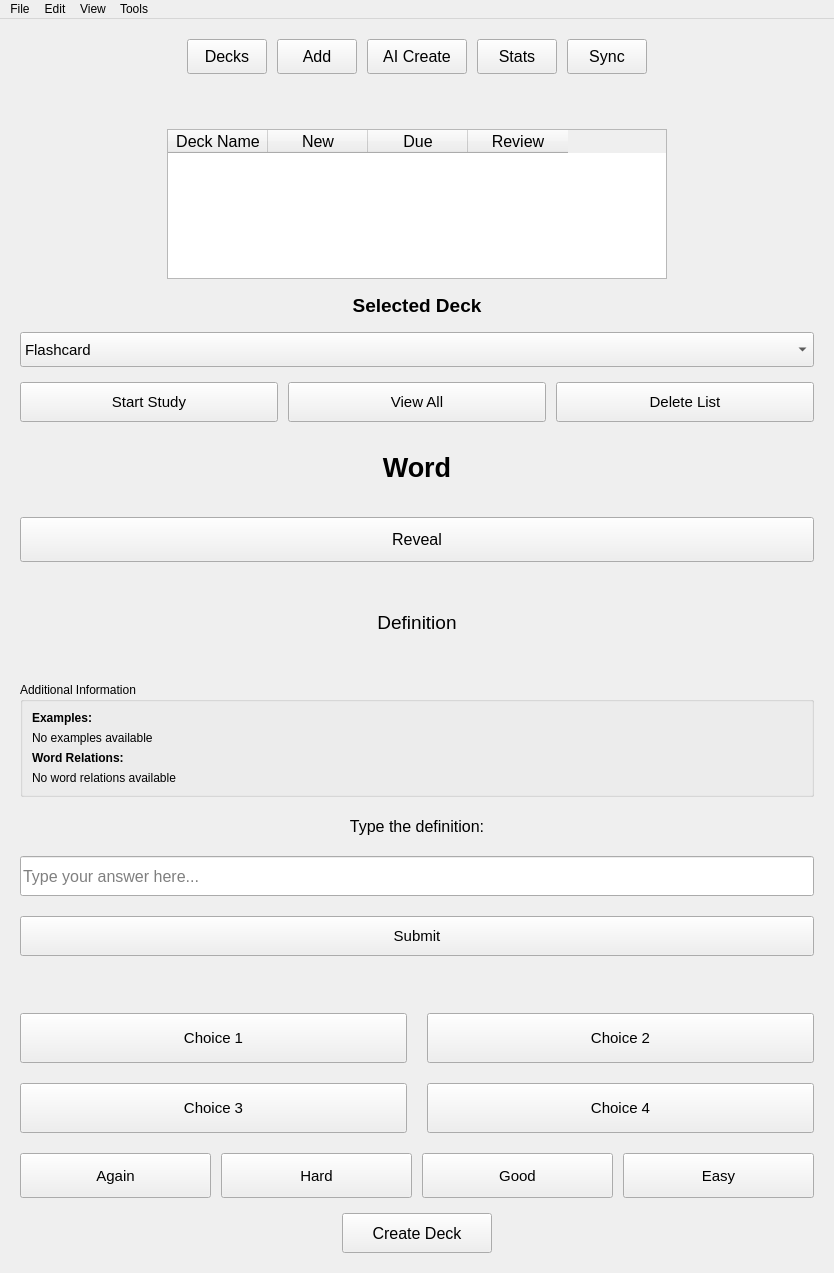
Qt form Development/Source_Code/mainwindow.ui (TheSizzlingDefense/IA_Project) before a commit.
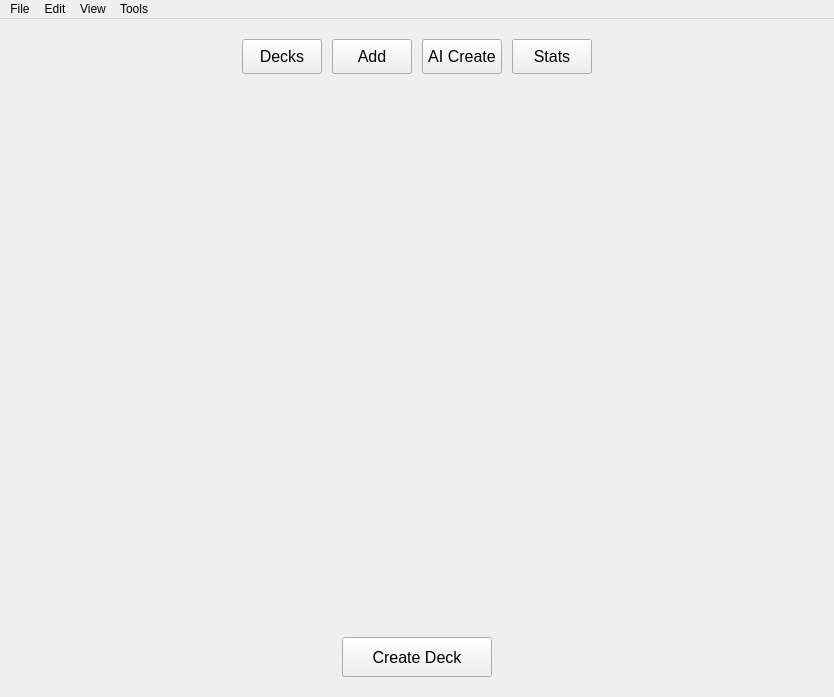
The same form after that commit.

```diff
--- a/Development/Source_Code/mainwindow.ui
+++ b/Development/Source_Code/mainwindow.ui
@@ -13,12 +13,6 @@
     <height>697</height>
    </rect>
   </property>
-  <property name="minimumSize">
-   <size>
-    <width>0</width>
-    <height>0</height>
-   </size>
-  </property>
   <property name="windowTitle">
    <string>MainWindow</string>
   </property>
@@ -40,14 +34,12 @@
      <number>20</number>
     </property>
     <item>
-     <layout class="QVBoxLayout" name="veretical_layout_top">
-      <item>
-       <layout class="QHBoxLayout" name="horizontal_layout_top">
+     <layout class="QHBoxLayout" name="topButtonsLayout">
         <property name="spacing">
          <number>10</number>
         </property>
         <item>
-         <spacer name="horizontal_spacer_top_left">
+       <spacer name="horizontalSpacer_left">
           <property name="orientation">
            <enum>Qt::Orientation::Horizontal</enum>
           </property>
@@ -59,7 +51,7 @@
           </property>
          </spacer>
         </item>
-        <item alignment="Qt::AlignmentFlag::AlignTop">
+      <item>
          <widget class="QPushButton" name="listDecks">
           <property name="minimumSize">
            <size>
@@ -77,7 +69,7 @@
           </property>
          </widget>
         </item>
-        <item alignment="Qt::AlignmentFlag::AlignTop">
+      <item>
          <widget class="QPushButton" name="addWord">
           <property name="minimumSize">
            <size>
@@ -95,11 +87,11 @@
           </property>
          </widget>
         </item>
-        <item alignment="Qt::AlignmentFlag::AlignTop">
+      <item>
          <widget class="QPushButton" name="aiCreate">
           <property name="minimumSize">
            <size>
-            <width>100</width>
+          <width>80</width>
             <height>35</height>
            </size>
           </property>
@@ -113,7 +105,7 @@
           </property>
          </widget>
         </item>
-        <item alignment="Qt::AlignmentFlag::AlignTop">
+      <item>
          <widget class="QPushButton" name="showStats">
           <property name="minimumSize">
            <size>
@@ -131,26 +123,65 @@
           </property>
          </widget>
         </item>
-        <item alignment="Qt::AlignmentFlag::AlignTop">
-         <widget class="QPushButton" name="syncWords">
-          <property name="minimumSize">
+      <item>
+       <spacer name="horizontalSpacer_right">
+        <property name="orientation">
+         <enum>Qt::Orientation::Horizontal</enum>
+        </property>
+        <property name="sizeHint" stdset="0">
            <size>
-            <width>80</width>
-            <height>35</height>
-           </size>
-          </property>
-          <property name="font">
-           <font>
-            <pointsize>12</pointsize>
-           </font>
-          </property>
-          <property name="text">
-           <string>Sync</string>
-          </property>
+          <width>40</width>
+          <height>20</height>
+         </size>
+        </property>
+       </spacer>
+      </item>
+     </layout>
+    </item>
+    <item>
+     <layout class="QHBoxLayout" name="deckListHorizontalLayout">
+      <item>
+       <spacer name="deckListLeftSpacer">
+        <property name="orientation">
+         <enum>Qt::Orientation::Horizontal</enum>
+        </property>
+        <property name="sizeHint" stdset="0">
+         <size>
+          <width>40</width>
+          <height>20</height>
+         </size>
+        </property>
+       </spacer>
+      </item>
+      <item>
+       <widget class="QWidget" name="deckListContainer" native="true">
+        <property name="sizePolicy">
+         <sizepolicy hsizetype="Expanding" vsizetype="Minimum">
+          <horstretch>0</horstretch>
+          <verstretch>0</verstretch>
+         </sizepolicy>
+        </property>
+        <layout class="QVBoxLayout" name="deckListLayout">
+         <property name="spacing">
+          <number>0</number>
+         </property>
+         <property name="leftMargin">
+          <number>0</number>
+         </property>
+         <property name="topMargin">
+          <number>0</number>
+         </property>
+         <property name="rightMargin">
+          <number>0</number>
+         </property>
+         <property name="bottomMargin">
+          <number>0</number>
+         </property>
+        </layout>
          </widget>
         </item>
         <item>
-         <spacer name="horizontal_spacer_top_right">
+       <spacer name="deckListRightSpacer">
           <property name="orientation">
            <enum>Qt::Orientation::Horizontal</enum>
           </property>
@@ -164,15 +195,115 @@
         </item>
        </layout>
       </item>
-     </layout>
+    <item>
+     <layout class="QHBoxLayout" name="modeSelectorHorizontalLayout">
+      <item>
+       <spacer name="modeSelectorLeftSpacer">
+        <property name="orientation">
+         <enum>Qt::Orientation::Horizontal</enum>
+        </property>
+        <property name="sizeHint" stdset="0">
+         <size>
+          <width>40</width>
+          <height>20</height>
+         </size>
+        </property>
+       </spacer>
+      </item>
+      <item>
+       <widget class="QWidget" name="modeSelectorContainer" native="true">
+        <layout class="QVBoxLayout" name="modeSelectorLayout">
+         <property name="spacing">
+          <number>0</number>
+         </property>
+         <property name="leftMargin">
+          <number>0</number>
+         </property>
+         <property name="topMargin">
+          <number>0</number>
+         </property>
+         <property name="rightMargin">
+          <number>0</number>
+         </property>
+         <property name="bottomMargin">
+          <number>0</number>
+         </property>
+        </layout>
+       </widget>
     </item>
     <item>
-     <spacer name="vertical_spacer_top">
+       <spacer name="modeSelectorRightSpacer">
+        <property name="orientation">
+         <enum>Qt::Orientation::Horizontal</enum>
+        </property>
+        <property name="sizeHint" stdset="0">
+         <size>
+          <width>40</width>
+          <height>20</height>
+         </size>
+        </property>
+       </spacer>
+      </item>
+     </layout>
+    </item>
+    <item>
+     <layout class="QHBoxLayout" name="studyPanelHorizontalLayout">
+      <item>
+       <spacer name="studyPanelLeftSpacer">
+        <property name="orientation">
+         <enum>Qt::Orientation::Horizontal</enum>
+        </property>
+        <property name="sizeHint" stdset="0">
+         <size>
+          <width>40</width>
+          <height>20</height>
+         </size>
+        </property>
+       </spacer>
+      </item>
+      <item>
+       <widget class="QWidget" name="studyPanelContainer" native="true">
+        <layout class="QVBoxLayout" name="studyPanelLayoutContainer">
+         <property name="spacing">
+          <number>0</number>
+         </property>
+         <property name="leftMargin">
+          <number>0</number>
+         </property>
+         <property name="topMargin">
+          <number>0</number>
+         </property>
+         <property name="rightMargin">
+          <number>0</number>
+         </property>
+         <property name="bottomMargin">
+          <number>0</number>
+         </property>
+        </layout>
+       </widget>
+      </item>
+      <item>
+       <spacer name="studyPanelRightSpacer">
+        <property name="orientation">
+         <enum>Qt::Orientation::Horizontal</enum>
+        </property>
+        <property name="sizeHint" stdset="0">
+         <size>
+          <width>40</width>
+          <height>20</height>
+         </size>
+        </property>
+       </spacer>
+      </item>
+     </layout>
+    </item>
+    <item>
+     <spacer name="verticalSpacer">
       <property name="orientation">
        <enum>Qt::Orientation::Vertical</enum>
       </property>
       <property name="sizeType">
-       <enum>QSizePolicy::Policy::Minimum</enum>
+       <enum>QSizePolicy::Expanding</enum>
       </property>
       <property name="sizeHint" stdset="0">
        <size>
@@ -185,589 +316,7 @@
     <item>
      <layout class="QHBoxLayout" name="horizontal_layout_middle">
       <item>
-       <spacer name="horizontal_spacer_middle_left">
-        <property name="orientation">
-         <enum>Qt::Orientation::Horizontal</enum>
-        </property>
-        <property name="sizeHint" stdset="0">
-         <size>
-          <width>40</width>
-          <height>20</height>
-         </size>
-        </property>
-       </spacer>
-      </item>
-      <item>
-       <widget class="QTableWidget" name="deckList">
-        <property name="minimumSize">
-         <size>
-          <width>500</width>
-          <height>150</height>
-         </size>
-        </property>
-        <property name="maximumSize">
-         <size>
-          <width>16777215</width>
-          <height>250</height>
-         </size>
-        </property>
-        <property name="font">
-         <font>
-          <pointsize>12</pointsize>
-         </font>
-        </property>
-        <property name="editTriggers">
-         <set>QAbstractItemView::EditTrigger::NoEditTriggers</set>
-        </property>
-        <property name="selectionMode">
-         <enum>QAbstractItemView::SelectionMode::SingleSelection</enum>
-        </property>
-        <property name="selectionBehavior">
-         <enum>QAbstractItemView::SelectionBehavior::SelectRows</enum>
-        </property>
-        <column>
-         <property name="text">
-          <string>Deck Name</string>
-         </property>
-        </column>
-        <column>
-         <property name="text">
-          <string>New</string>
-         </property>
-        </column>
-        <column>
-         <property name="text">
-          <string>Due</string>
-         </property>
-        </column>
-        <column>
-         <property name="text">
-          <string>Review</string>
-         </property>
-        </column>
-       </widget>
-      </item>
-      <item>
-       <spacer name="horizontal_spacer_middle_right">
-        <property name="orientation">
-         <enum>Qt::Orientation::Horizontal</enum>
-        </property>
-        <property name="sizeHint" stdset="0">
-         <size>
-          <width>40</width>
-          <height>20</height>
-         </size>
-        </property>
-       </spacer>
-      </item>
-     </layout>
-    </item>
-    <item>
-     <layout class="QVBoxLayout" name="modePanelLayout">
-      <property name="spacing">
-       <number>15</number>
-      </property>
-      <item>
-       <widget class="QLabel" name="selectedDeckLabel">
-        <property name="font">
-         <font>
-          <pointsize>14</pointsize>
-          <bold>true</bold>
-         </font>
-        </property>
-        <property name="text">
-         <string>Selected Deck</string>
-        </property>
-        <property name="alignment">
-         <set>Qt::AlignmentFlag::AlignCenter</set>
-        </property>
-       </widget>
-      </item>
-      <item>
-       <widget class="QComboBox" name="studyModeComboBox">
-        <property name="minimumSize">
-         <size>
-          <width>0</width>
-          <height>35</height>
-         </size>
-        </property>
-        <property name="font">
-         <font>
-          <pointsize>11</pointsize>
-         </font>
-        </property>
-        <item>
-         <property name="text">
-          <string>Flashcard</string>
-         </property>
-        </item>
-        <item>
-         <property name="text">
-          <string>Multiple Choice</string>
-         </property>
-        </item>
-        <item>
-         <property name="text">
-          <string>Typing</string>
-         </property>
-        </item>
-       </widget>
-      </item>
-      <item>
-       <layout class="QHBoxLayout" name="modeButtonsLayout">
-        <property name="spacing">
-         <number>10</number>
-        </property>
-        <item>
-         <widget class="QPushButton" name="startStudyButton">
-          <property name="minimumSize">
-           <size>
-            <width>0</width>
-            <height>40</height>
-           </size>
-          </property>
-          <property name="font">
-           <font>
-            <pointsize>11</pointsize>
-           </font>
-          </property>
-          <property name="text">
-           <string>Start Study</string>
-          </property>
-         </widget>
-        </item>
-        <item>
-         <widget class="QPushButton" name="viewAllButton">
-          <property name="minimumSize">
-           <size>
-            <width>0</width>
-            <height>40</height>
-           </size>
-          </property>
-          <property name="font">
-           <font>
-            <pointsize>11</pointsize>
-           </font>
-          </property>
-          <property name="text">
-           <string>View All</string>
-          </property>
-         </widget>
-        </item>
-        <item>
-         <widget class="QPushButton" name="deleteListButton">
-          <property name="minimumSize">
-           <size>
-            <width>0</width>
-            <height>40</height>
-           </size>
-          </property>
-          <property name="font">
-           <font>
-            <pointsize>11</pointsize>
-           </font>
-          </property>
-          <property name="text">
-           <string>Delete List</string>
-          </property>
-         </widget>
-        </item>
-       </layout>
-      </item>
-     </layout>
-    </item>
-    <item>
-     <layout class="QVBoxLayout" name="studyPanelLayout">
-      <property name="spacing">
-       <number>20</number>
-      </property>
-      <item>
-       <widget class="QLabel" name="studyWordLabel">
-        <property name="minimumSize">
-         <size>
-          <width>0</width>
-          <height>60</height>
-         </size>
-        </property>
-        <property name="styleSheet">
-         <string>font-size: 20pt; font-weight: bold;</string>
-        </property>
-        <property name="text">
-         <string>Word</string>
-        </property>
-        <property name="alignment">
-         <set>Qt::AlignmentFlag::AlignCenter</set>
-        </property>
-       </widget>
-      </item>
-      <item>
-       <widget class="QPushButton" name="revealButton">
-        <property name="minimumSize">
-         <size>
-          <width>0</width>
-          <height>45</height>
-         </size>
-        </property>
-        <property name="font">
-         <font>
-          <pointsize>12</pointsize>
-         </font>
-        </property>
-        <property name="text">
-         <string>Reveal</string>
-        </property>
-       </widget>
-      </item>
-      <item>
-       <widget class="QLabel" name="studyDefinitionLabel">
-        <property name="minimumSize">
-         <size>
-          <width>0</width>
-          <height>80</height>
-         </size>
-        </property>
-        <property name="visible">
-         <bool>false</bool>
-        </property>
-        <property name="styleSheet">
-         <string>font-size: 14pt; padding: 10px; border-radius: 5px;</string>
-        </property>
-        <property name="text">
-         <string>Definition</string>
-        </property>
-        <property name="alignment">
-         <set>Qt::AlignmentFlag::AlignCenter</set>
-        </property>
-        <property name="wordWrap">
-         <bool>true</bool>
-        </property>
-       </widget>
-      </item>
-      <item>
-       <widget class="QGroupBox" name="additionalInfoBox">
-        <property name="title">
-         <string>Additional Information</string>
-        </property>
-        <layout class="QVBoxLayout" name="additionalInfoLayout">
-         <item>
-          <widget class="QLabel" name="examplesLabel">
-           <property name="font">
-            <font>
-             <bold>true</bold>
-            </font>
-           </property>
-           <property name="text">
-            <string>Examples:</string>
-           </property>
-          </widget>
-         </item>
-         <item>
-          <widget class="QLabel" name="examplesText">
-           <property name="text">
-            <string>No examples available</string>
-           </property>
-           <property name="alignment">
-            <set>Qt::AlignmentFlag::AlignLeading|Qt::AlignmentFlag::AlignLeft|Qt::AlignmentFlag::AlignTop</set>
-           </property>
-           <property name="wordWrap">
-            <bool>true</bool>
-           </property>
-           <property name="textInteractionFlags">
-            <set>Qt::TextInteractionFlag::TextSelectableByMouse</set>
-           </property>
-          </widget>
-         </item>
-         <item>
-          <widget class="QLabel" name="relationsLabel">
-           <property name="font">
-            <font>
-             <bold>true</bold>
-            </font>
-           </property>
-           <property name="text">
-            <string>Word Relations:</string>
-           </property>
-          </widget>
-         </item>
-         <item>
-          <widget class="QLabel" name="relationsText">
-           <property name="text">
-            <string>No word relations available</string>
-           </property>
-           <property name="alignment">
-            <set>Qt::AlignmentFlag::AlignLeading|Qt::AlignmentFlag::AlignLeft|Qt::AlignmentFlag::AlignTop</set>
-           </property>
-           <property name="wordWrap">
-            <bool>true</bool>
-           </property>
-           <property name="textInteractionFlags">
-            <set>Qt::TextInteractionFlag::TextSelectableByMouse</set>
-           </property>
-          </widget>
-         </item>
-        </layout>
-       </widget>
-      </item>
-      <item>
-       <layout class="QVBoxLayout" name="typingLayout">
-        <item>
-         <widget class="QLabel" name="typingPromptLabel">
-          <property name="font">
-           <font>
-            <pointsize>12</pointsize>
-           </font>
-          </property>
-          <property name="text">
-           <string>Type the definition:</string>
-          </property>
-          <property name="alignment">
-           <set>Qt::AlignmentFlag::AlignCenter</set>
-          </property>
-         </widget>
-        </item>
-        <item>
-         <widget class="QLineEdit" name="typingInput">
-          <property name="minimumSize">
-           <size>
-            <width>0</width>
-            <height>40</height>
-           </size>
-          </property>
-          <property name="font">
-           <font>
-            <pointsize>12</pointsize>
-           </font>
-          </property>
-          <property name="placeholderText">
-           <string>Type your answer here...</string>
-          </property>
-         </widget>
-        </item>
-        <item>
-         <widget class="QPushButton" name="submitTypingButton">
-          <property name="minimumSize">
-           <size>
-            <width>0</width>
-            <height>40</height>
-           </size>
-          </property>
-          <property name="font">
-           <font>
-            <pointsize>11</pointsize>
-           </font>
-          </property>
-          <property name="text">
-           <string>Submit</string>
-          </property>
-         </widget>
-        </item>
-        <item>
-         <widget class="QLabel" name="typingFeedbackLabel">
-          <property name="font">
-           <font>
-            <pointsize>11</pointsize>
-            <bold>true</bold>
-           </font>
-          </property>
-          <property name="text">
-           <string/>
-          </property>
-          <property name="alignment">
-           <set>Qt::AlignmentFlag::AlignCenter</set>
-          </property>
-          <property name="wordWrap">
-           <bool>true</bool>
-          </property>
-         </widget>
-        </item>
-       </layout>
-      </item>
-      <item>
-       <layout class="QGridLayout" name="choicesGrid">
-        <item row="0" column="0">
-         <widget class="QPushButton" name="choiceButton1">
-          <property name="minimumSize">
-           <size>
-            <width>0</width>
-            <height>50</height>
-           </size>
-          </property>
-          <property name="font">
-           <font>
-            <pointsize>11</pointsize>
-           </font>
-          </property>
-          <property name="visible">
-           <bool>false</bool>
-          </property>
-          <property name="text">
-           <string>Choice 1</string>
-          </property>
-         </widget>
-        </item>
-        <item row="0" column="1">
-         <widget class="QPushButton" name="choiceButton2">
-          <property name="minimumSize">
-           <size>
-            <width>0</width>
-            <height>50</height>
-           </size>
-          </property>
-          <property name="font">
-           <font>
-            <pointsize>11</pointsize>
-           </font>
-          </property>
-          <property name="visible">
-           <bool>false</bool>
-          </property>
-          <property name="text">
-           <string>Choice 2</string>
-          </property>
-         </widget>
-        </item>
-        <item row="1" column="0">
-         <widget class="QPushButton" name="choiceButton3">
-          <property name="minimumSize">
-           <size>
-            <width>0</width>
-            <height>50</height>
-           </size>
-          </property>
-          <property name="font">
-           <font>
-            <pointsize>11</pointsize>
-           </font>
-          </property>
-          <property name="visible">
-           <bool>false</bool>
-          </property>
-          <property name="text">
-           <string>Choice 3</string>
-          </property>
-         </widget>
-        </item>
-        <item row="1" column="1">
-         <widget class="QPushButton" name="choiceButton4">
-          <property name="minimumSize">
-           <size>
-            <width>0</width>
-            <height>50</height>
-           </size>
-          </property>
-          <property name="font">
-           <font>
-            <pointsize>11</pointsize>
-           </font>
-          </property>
-          <property name="visible">
-           <bool>false</bool>
-          </property>
-          <property name="text">
-           <string>Choice 4</string>
-          </property>
-         </widget>
-        </item>
-       </layout>
-      </item>
-      <item>
-       <layout class="QHBoxLayout" name="studyButtonLayout">
-        <property name="spacing">
-         <number>10</number>
-        </property>
-        <item>
-         <widget class="QPushButton" name="againButton">
-          <property name="minimumSize">
-           <size>
-            <width>0</width>
-            <height>45</height>
-           </size>
-          </property>
-          <property name="font">
-           <font>
-            <pointsize>11</pointsize>
-           </font>
-          </property>
-          <property name="text">
-           <string>Again</string>
-          </property>
-         </widget>
-        </item>
-        <item>
-         <widget class="QPushButton" name="hardButton">
-          <property name="minimumSize">
-           <size>
-            <width>0</width>
-            <height>45</height>
-           </size>
-          </property>
-          <property name="font">
-           <font>
-            <pointsize>11</pointsize>
-           </font>
-          </property>
-          <property name="text">
-           <string>Hard</string>
-          </property>
-         </widget>
-        </item>
-        <item>
-         <widget class="QPushButton" name="goodButton">
-          <property name="minimumSize">
-           <size>
-            <width>0</width>
-            <height>45</height>
-           </size>
-          </property>
-          <property name="font">
-           <font>
-            <pointsize>11</pointsize>
-           </font>
-          </property>
-          <property name="text">
-           <string>Good</string>
-          </property>
-         </widget>
-        </item>
-        <item>
-         <widget class="QPushButton" name="easyButton">
-          <property name="minimumSize">
-           <size>
-            <width>0</width>
-            <height>45</height>
-           </size>
-          </property>
-          <property name="font">
-           <font>
-            <pointsize>11</pointsize>
-           </font>
-          </property>
-          <property name="text">
-           <string>Easy</string>
-          </property>
-         </widget>
-        </item>
-       </layout>
-      </item>
-     </layout>
-    </item>
-    <item>
-     <spacer name="vertical_spacer_bottom">
-      <property name="orientation">
-       <enum>Qt::Orientation::Vertical</enum>
-      </property>
-      <property name="sizeHint" stdset="0">
-       <size>
-        <width>20</width>
-        <height>40</height>
-       </size>
-      </property>
-     </spacer>
-    </item>
-    <item>
-     <layout class="QHBoxLayout" name="horizontal_layout_bottom">
-      <item>
-       <spacer name="horizontal_spacer_bottom_right">
+       <spacer name="horizontalSpacer_bottom_left">
         <property name="orientation">
          <enum>Qt::Orientation::Horizontal</enum>
         </property>
@@ -798,7 +347,7 @@
        </widget>
       </item>
       <item>
-       <spacer name="horizontal_spacer_bottom_left">
+       <spacer name="horizontalSpacer_bottom_right">
         <property name="orientation">
          <enum>Qt::Orientation::Horizontal</enum>
         </property>
```
Left out of the diff: 8 changed lines with no effect on the pictures. Lines whose indentation alone changed are shown as unchanged.
